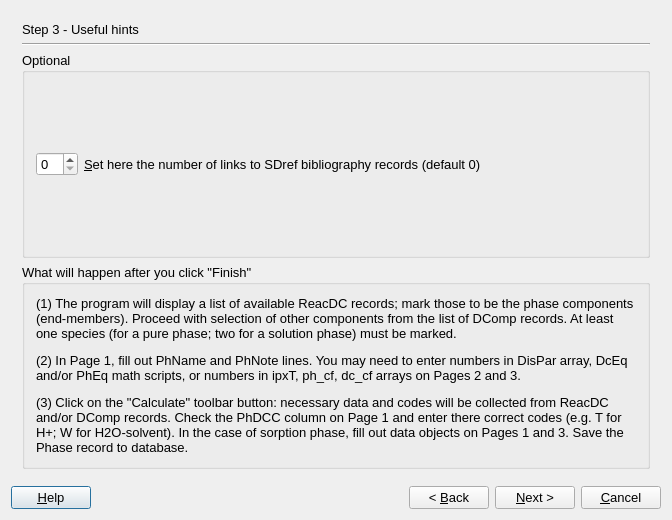
Before: the Qt Designer form gems3/vizor4/dlg4/PhaseWizard4.ui in gemshub/GEMSGUI, drawn with Qt 5.
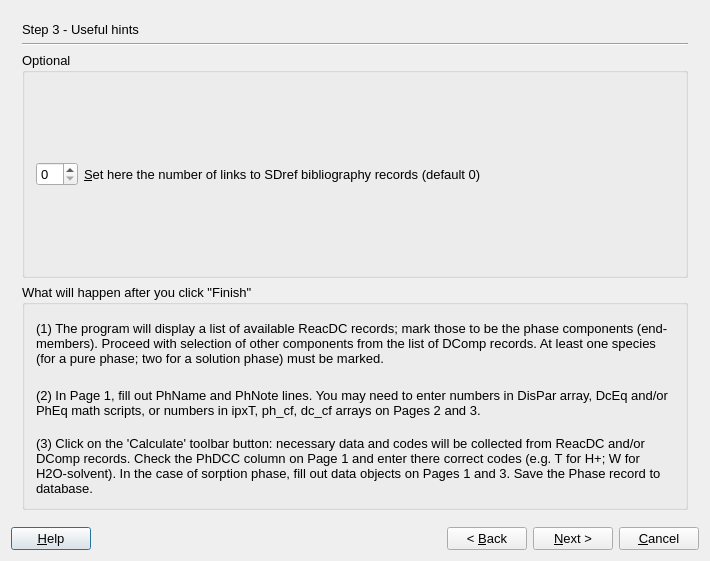
After: the same form once the commit is applied. The open tabs and pages were chosen to show the change.

Commit message: Merged from upgrade adjusted fonts and comments on all dialogs (for consistency between win32, macosx and linux) DK,SD

```diff
--- a/gems3/vizor4/dlg4/PhaseWizard4.ui
+++ b/gems3/vizor4/dlg4/PhaseWizard4.ui
@@ -6,8 +6,8 @@
    <rect>
     <x>0</x>
     <y>0</y>
-    <width>666</width>
-    <height>520</height>
+    <width>710</width>
+    <height>561</height>
    </rect>
   </property>
   <property name="font">
@@ -775,11 +775,7 @@
           <item>
            <widget class="QLabel" name="textLabel13">
             <property name="text">
-             <string>&lt;!DOCTYPE HTML PUBLIC &quot;-//W3C//DTD HTML 4.0//EN&quot; &quot;http://www.w3.org/TR/REC-html40/strict.dtd&quot;&gt;
-&lt;html&gt;&lt;head&gt;&lt;meta name=&quot;qrichtext&quot; content=&quot;1&quot; /&gt;&lt;style type=&quot;text/css&quot;&gt;
-p, li { white-space: pre-wrap; }
-&lt;/style&gt;&lt;/head&gt;&lt;body style=&quot; font-family:'MS Shell Dlg 2'; font-size:10pt; font-weight:400; font-style:normal;&quot;&gt;
-&lt;p style=&quot; margin-top:0px; margin-bottom:0px; margin-left:0px; margin-right:0px; -qt-block-indent:0; text-indent:0px;&quot;&gt;(1) The program will display a list of available ReacDC records; mark those to be the phase components (end-members). Proceed with selection of other components from the list of DComp records. At least one species (for a pure phase; two for a solution phase) must be marked.&lt;/p&gt;&lt;/body&gt;&lt;/html&gt;</string>
+             <string>(1) The program will display a list of available ReacDC records; mark those to be the phase components (end-members). Proceed with selection of other components from the list of DComp records. At least one species (for a pure phase; two for a solution phase) must be marked.</string>
             </property>
             <property name="alignment">
              <set>Qt::AlignVCenter</set>
@@ -792,11 +788,7 @@
           <item>
            <widget class="QLabel" name="textLabel12">
             <property name="text">
-             <string>&lt;!DOCTYPE HTML PUBLIC &quot;-//W3C//DTD HTML 4.0//EN&quot; &quot;http://www.w3.org/TR/REC-html40/strict.dtd&quot;&gt;
-&lt;html&gt;&lt;head&gt;&lt;meta name=&quot;qrichtext&quot; content=&quot;1&quot; /&gt;&lt;style type=&quot;text/css&quot;&gt;
-p, li { white-space: pre-wrap; }
-&lt;/style&gt;&lt;/head&gt;&lt;body style=&quot; font-family:'MS Shell Dlg 2'; font-size:10pt; font-weight:400; font-style:normal;&quot;&gt;
-&lt;p style=&quot; margin-top:0px; margin-bottom:0px; margin-left:0px; margin-right:0px; -qt-block-indent:0; text-indent:0px;&quot;&gt;(2) In Page 1, fill out PhName and PhNote lines. You may need to enter numbers in DisPar array, DcEq and/or PhEq math scripts, or numbers in ipxT, ph_cf, dc_cf arrays on Pages 2 and 3.&lt;/p&gt;&lt;/body&gt;&lt;/html&gt;</string>
+             <string>(2) In Page 1, fill out PhName and PhNote lines. You may need to enter numbers in DisPar array, DcEq and/or PhEq math scripts, or numbers in ipxT, ph_cf, dc_cf arrays on Pages 2 and 3.</string>
             </property>
             <property name="alignment">
              <set>Qt::AlignVCenter</set>
@@ -809,11 +801,7 @@
           <item>
            <widget class="QLabel" name="textLabel14">
             <property name="text">
-             <string>&lt;!DOCTYPE HTML PUBLIC &quot;-//W3C//DTD HTML 4.0//EN&quot; &quot;http://www.w3.org/TR/REC-html40/strict.dtd&quot;&gt;
-&lt;html&gt;&lt;head&gt;&lt;meta name=&quot;qrichtext&quot; content=&quot;1&quot; /&gt;&lt;style type=&quot;text/css&quot;&gt;
-p, li { white-space: pre-wrap; }
-&lt;/style&gt;&lt;/head&gt;&lt;body style=&quot; font-family:'MS Shell Dlg 2'; font-size:10pt; font-weight:400; font-style:normal;&quot;&gt;
-&lt;p style=&quot; margin-top:0px; margin-bottom:0px; margin-left:0px; margin-right:0px; -qt-block-indent:0; text-indent:0px;&quot;&gt;(3) Click on the &amp;quot;Calculate&amp;quot; toolbar button: necessary data and codes will be collected from ReacDC and/or DComp records. Check the PhDCC column on Page 1 and enter there correct codes (e.g. T for H+; W for H2O-solvent). In the case of sorption phase, fill out data objects on Pages 1 and 3. Save the Phase record to database.&lt;/p&gt;&lt;/body&gt;&lt;/html&gt;</string>
+             <string>(3) Click on the 'Calculate' toolbar button: necessary data and codes will be collected from ReacDC and/or DComp records. Check the PhDCC column on Page 1 and enter there correct codes (e.g. T for H+; W for H2O-solvent). In the case of sorption phase, fill out data objects on Pages 1 and 3. Save the Phase record to database.</string>
             </property>
             <property name="alignment">
              <set>Qt::AlignVCenter</set>
```
Left out of the diff: 4 changed lines with no effect on the pictures. The commit also changes 39 other files.
